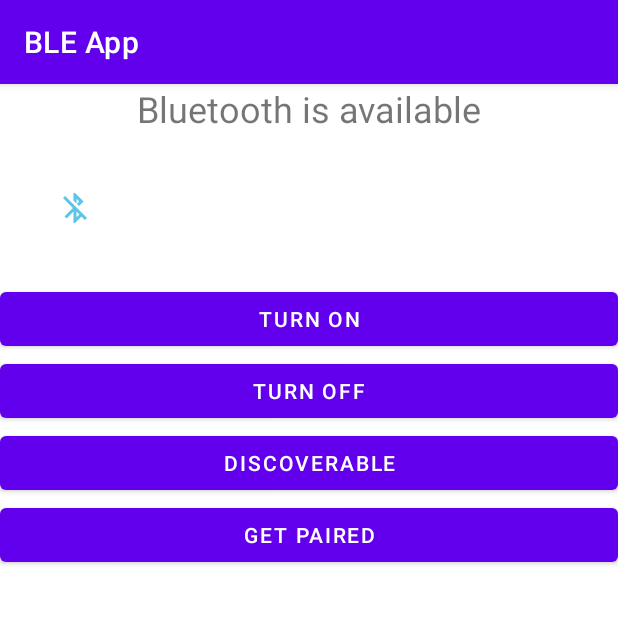
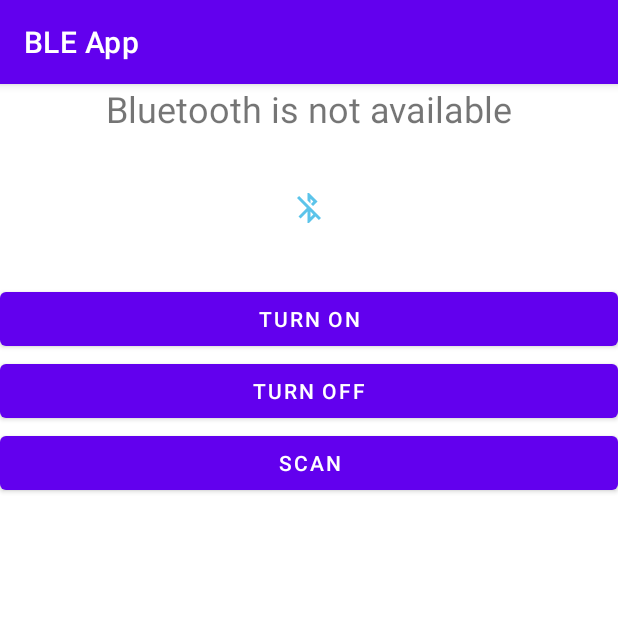
Before and after one commit to sandaruAbayamanna/ble-app, an Android app: the screen it shows after launch (MainActivity), on a phone screen of 412 x 824 dp, the top half of it. Run offline under Robolectric (Android 15) with nearby library versions, the phone set to English and light mode, and no system bars; 3 statements that could not run were skipped.

Commit message:
fine tuned to the ble version

```diff
--- a/app/build.gradle
+++ b/app/build.gradle
@@ -8,7 +8,7 @@ android {
 
     defaultConfig {
         applicationId "com.example.bleapp"
-        minSdk 19
+        minSdk 21
         targetSdk 33
         versionCode 1
         versionName "1.0"
--- a/app/src/main/AndroidManifest.xml
+++ b/app/src/main/AndroidManifest.xml
@@ -6,6 +6,12 @@
     <uses-permission android:name="android.permission.BLUETOOTH_ADMIN" />
 
 
+    <uses-permission android:name="android.permission.BLUETOOTH_CONNECT" />
+
+    <uses-permission android:name="android.permission.BLUETOOTH_SCAN" />
+    <!-- Needed only if your app makes the device discoverable to Bluetooth
+       devices. -->
+    <uses-permission android:name="android.permission.BLUETOOTH_ADVERTISE" />
 
     <application
         android:allowBackup="true"
--- a/app/src/main/java/com/example/bleapp/MainActivity.java
+++ b/app/src/main/java/com/example/bleapp/MainActivity.java
@@ -1,55 +1,134 @@
 package com.example.bleapp;
 
+import androidx.annotation.RequiresApi;
 import androidx.appcompat.app.AppCompatActivity;
+import androidx.core.app.ActivityCompat;
 
+import android.Manifest;
+import android.annotation.SuppressLint;
 import android.bluetooth.BluetoothAdapter;
+import android.bluetooth.BluetoothDevice;
+import android.bluetooth.le.BluetoothLeScanner;
+import android.content.Intent;
+import android.content.pm.PackageManager;
+import android.os.Build;
 import android.os.Bundle;
+import android.view.View;
 import android.widget.Button;
 import android.widget.ImageView;
 import android.widget.TextView;
+import android.widget.Toast;
+
+import java.util.Set;
+import java.util.logging.Handler;
+
 
 public class MainActivity extends AppCompatActivity {
 
     private static final int REQUEST_ENABLE_BT = 0;
     private static final int REQUEST_DISCOVER_BT = 1;
 
-    TextView BluStatus ,DeviceList;
+    private BluetoothAdapter bluetoothAdapter;
+    private BluetoothLeScanner bluetoothLeScanner = bluetoothAdapter.getBluetoothLeScanner();
+    private boolean scanning;
+
+    private static final long SCAN_PERIOD = 10000;
+
+    TextView BluStatus, DeviceList;
     ImageView iconB;
-    Button onBtn,offBtn,pairedBtn,discoverableBtn;
-     BluetoothAdapter bluetoothAdapter;
+    Button onBtn, offBtn, pairedBtn, discoverableBtn;
 
 
+
+    @SuppressLint("SetTextI18n")
     @Override
     protected void onCreate(Bundle savedInstanceState) {
         super.onCreate(savedInstanceState);
         setContentView(R.layout.activity_main);
 
         //adapter
-        bluetoothAdapter = BluetoothAdapter.getDefaultAdapter();
+        //bluetoothAdapter = BluetoothAdapter.getDefaultAdapter();
 
         BluStatus = findViewById(R.id.bluStatus);
         DeviceList = findViewById(R.id.listDv);
         iconB = findViewById(R.id.iconBlu);
         onBtn = findViewById(R.id.onBtn);
         offBtn = findViewById(R.id.offBtn);
-        pairedBtn = findViewById(R.id.pairedBtn);
         discoverableBtn = findViewById(R.id.discoverableBtn);
 
         //checking the bluetooth availability
-        if (bluetoothAdapter ==null){
+        if (bluetoothAdapter == null) {
             BluStatus.setText("Bluetooth is not available");
-        }else {
+        } else {
             BluStatus.setText("Bluetooth is available");
         }
 
         //setting up the bluetooth icon
-        if (bluetoothAdapter.isEnabled()){
+        if (bluetoothAdapter.isEnabled()) {
             iconB.setImageResource(R.drawable.ic_action_on);
-        }else {
+        } else {
             iconB.setImageResource(R.drawable.ic_action_off);
         }
 
+        //on button
+        onBtn.setOnClickListener(new View.OnClickListener() {
+
+            @SuppressLint("MissingPermission")
+            @Override
+            public void onClick(View view) {
+                if (!bluetoothAdapter.isEnabled()) {
+                    Toast.makeText(MainActivity.this, "Turning On Bluetooth", Toast.LENGTH_SHORT).show();
+
+                    Intent intent = new Intent(BluetoothAdapter.ACTION_REQUEST_ENABLE);
+
+                    startActivityForResult(intent, REQUEST_ENABLE_BT);
+                } else {
+                    Toast.makeText(MainActivity.this, "Bluetooth Is Already ON", Toast.LENGTH_SHORT).show();
+                }
+            }
+        });
+
+        //off button
+        offBtn.setOnClickListener(new View.OnClickListener() {
+            @Override
+            public void onClick(View view) {
+               /* if (bluetoothAdapter.isEnabled()) {
+                    if (ActivityCompat.checkSelfPermission(this, android.Manifest.permission.BLUETOOTH_CONNECT) != PackageManager.PERMISSION_GRANTED) {
+                        // TODO: Consider calling
+                        //    ActivityCompat#requestPermissions
+                        // here to request the missing permissions, and then overriding
+                        //   public void onRequestPermissionsResult(int requestCode, String[] permissions,
+                        //                                          int[] grantResults)
+                        // to handle the case where the user grants the permission. See the documentation
+                        // for ActivityCompat#requestPermissions for more details.
+                        return;
+                    }
+                    bluetoothAdapter.disable();
+                    Toast.makeText(MainActivity.this, "Turning Bluetooth OFF.....", Toast.LENGTH_SHORT).show();
+                } else {
+                    Toast.makeText(MainActivity.this, "Bluetooth Is Already OFF", Toast.LENGTH_SHORT).show();
+                }*/
+            }
+        });
 
 
+        //bluetooth scanning button
+        discoverableBtn.setOnClickListener(new View.OnClickListener() {
+            @Override
+            public void onClick(View view) {
+                BLEscanner bleScanner = new BLEscanner();
+                bleScanner.scanLeDevice();
+            }
+
+        });
+
+        //bluetooth pairing button
+        pairedBtn.setOnClickListener(new View.OnClickListener() {
+            @Override
+            public void onClick(View view) {
+
+
+            }
+        });
     }
 }
--- a/app/src/main/res/layout/activity_main.xml
+++ b/app/src/main/res/layout/activity_main.xml
@@ -15,13 +15,23 @@
         android:textAlignment="center"
         android:textSize="24sp" />
 
-    <ImageView
-        android:id="@+id/iconBlu"
-        android:layout_width="100dp"
-        android:layout_height="100dp"
+    <androidx.constraintlayout.widget.ConstraintLayout
+        android:layout_width="match_parent"
+        android:layout_height="match_parent"
+        android:layout_weight="1">
 
-        android:scaleType="centerInside"
-        app:srcCompat="@android:drawable/stat_sys_data_bluetooth" />
+        <ImageView
+            android:id="@+id/iconBlu"
+            android:layout_width="100dp"
+            android:layout_height="100dp"
+
+            android:scaleType="center"
+            app:layout_constraintBottom_toBottomOf="parent"
+            app:layout_constraintEnd_toEndOf="parent"
+            app:layout_constraintStart_toStartOf="parent"
+            app:layout_constraintTop_toTopOf="parent"
+            app:srcCompat="@android:drawable/stat_sys_data_bluetooth" />
+    </androidx.constraintlayout.widget.ConstraintLayout>
 
     <Button
         android:id="@+id/onBtn"
@@ -42,14 +52,7 @@
         android:layout_width="match_parent"
         android:layout_height="wrap_content"
         android:layout_weight="1"
-        android:text="Discoverable" />
-
-    <Button
-        android:id="@+id/pairedBtn"
-        android:layout_width="match_parent"
-        android:layout_height="wrap_content"
-        android:layout_weight="1"
-        android:text="Get Paired" />
+        android:text="Scan" />
 
     <TextView
         android:id="@+id/listDv"
```
Also changed, not shown: app/src/main/java/com/example/bleapp/BLEscanner.java (added, +65 -0 lines), app/src/main/java/com/example/bleapp/LeDeviceListAdapter.java (added, +32 -0 lines).
